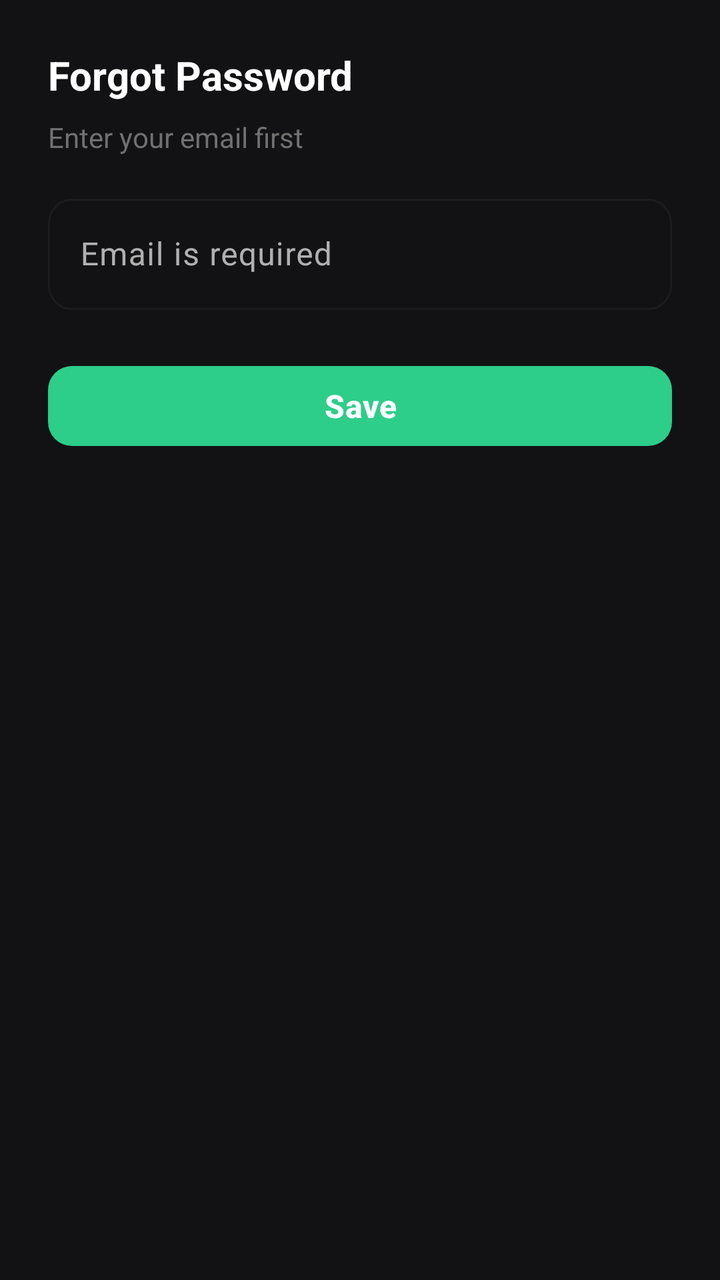
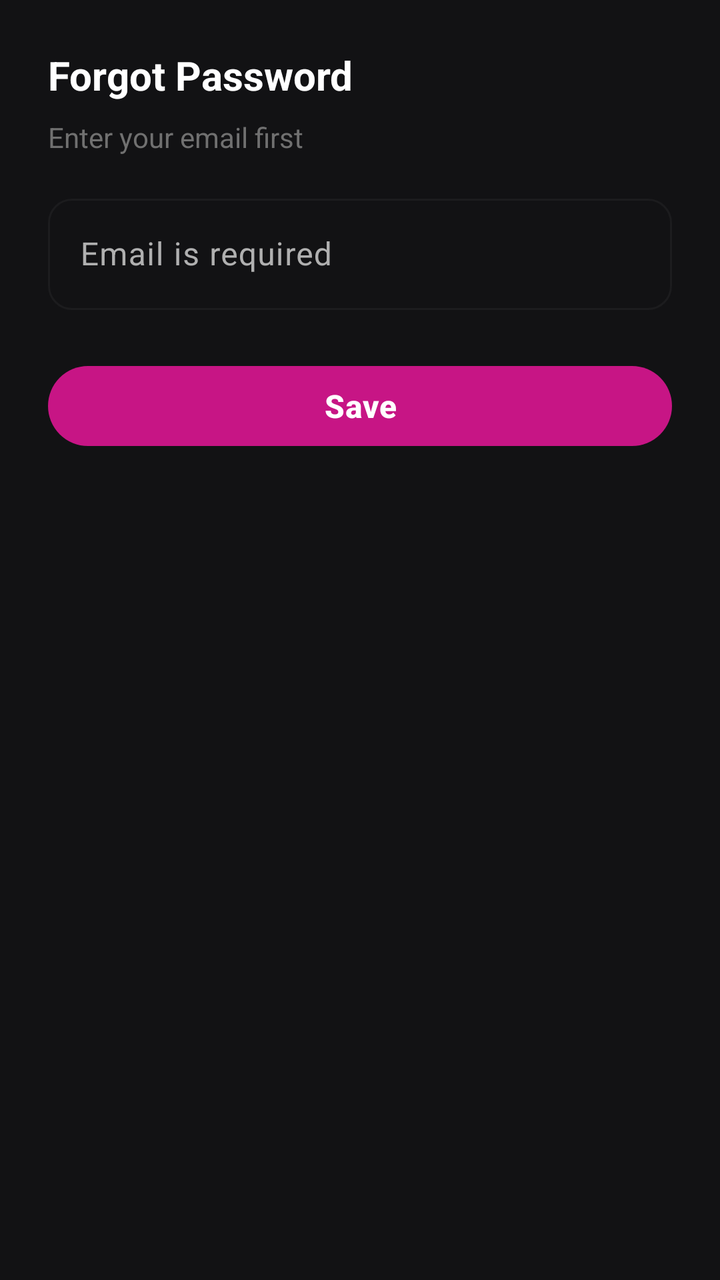

The first picture is an Android layout as it rendered before a commit; the second is the same layout after the commit. The layout source and the unified diff follow.
<!-- AndroidManifest.xml: application theme Theme.BeatHouse.Splash -->
<!-- res/layout/dialog_forgot_password.xml -->
<?xml version="1.0" encoding="utf-8"?>
<LinearLayout xmlns:android="http://schemas.android.com/apk/res/android"
    xmlns:app="http://schemas.android.com/apk/res-auto"
    android:layout_width="match_parent"
    android:layout_height="wrap_content"
    android:orientation="vertical"
    android:padding="24dp"
    android:background="@color/surface">

    <TextView
        android:layout_width="wrap_content"
        android:layout_height="wrap_content"
        android:text="@string/forgot_password"
        android:textSize="20sp"
        android:textStyle="bold"
        android:textColor="@color/on_surface" />

    <TextView
        android:layout_width="wrap_content"
        android:layout_height="wrap_content"
        android:layout_marginTop="8dp"
        android:text="@string/enter_email_first"
        android:textSize="14sp"
        android:textColor="@color/on_surface_secondary" />

    <com.google.android.material.textfield.TextInputLayout
        android:id="@+id/emailLayout"
        style="@style/Widget.Material3.TextInputLayout.OutlinedBox"
        android:layout_width="match_parent"
        android:layout_height="wrap_content"
        android:layout_marginTop="16dp"
        app:boxCornerRadiusBottomEnd="12dp"
        app:boxCornerRadiusBottomStart="12dp"
        app:boxCornerRadiusTopEnd="12dp"
        app:boxCornerRadiusTopStart="12dp">

        <com.google.android.material.textfield.TextInputEditText
            android:id="@+id/etEmail"
            android:layout_width="match_parent"
            android:layout_height="wrap_content"
            android:hint="@string/email_required"
            android:inputType="textEmailAddress" />

    </com.google.android.material.textfield.TextInputLayout>

    <com.google.android.material.button.MaterialButton
        android:id="@+id/btnReset"
        android:layout_width="match_parent"
        android:layout_height="wrap_content"
        android:layout_marginTop="24dp"
        android:text="@string/save"
        app:cornerRadius="12dp" />

</LinearLayout>
<!-- resources referenced by this layout -->
<resources>
  <color name="on_surface">#FFFFFF</color>
  <color name="on_surface_secondary">#707070</color>
  <color name="surface">#121214</color>
  <string name="email_required">Email is required</string>
  <string name="enter_email_first">Enter your email first</string>
  <string name="forgot_password">Forgot Password</string>
  <string name="save">Save</string>
  <style name="Theme.BeatHouse.Splash" parent="Theme.BeatHouse">
          <item name="android:windowBackground">@color/background</item>
      </style>
  <color name="background">#0B0B0D</color>
  <color name="primary">#2DCE89</color>
  <color name="primary_container">#004D40</color>
  <color name="on_primary">#FFFFFF</color>
  <color name="secondary">#8E8E93</color>
  <color name="secondary_container">#1C1C1E</color>
  <color name="on_secondary">#FFFFFF</color>
  <color name="error">#FF453A</color>
  <color name="error_container">#330000</color>
  <color name="surface_variant">#1A1A1C</color>
  <color name="on_surface_variant">#B0B0B0</color>
  <color name="outline">#1C1C1E</color>
  <style name="Animation.BeatHouse" parent="@android:style/Animation.Activity">
          <item name="android:activityOpenEnterAnimation">@anim/slide_in_right</item>
          <item name="android:activityOpenExitAnimation">@anim/slide_out_left</item>
          <item name="android:activityCloseEnterAnimation">@anim/slide_in_left</item>
          <item name="android:activityCloseExitAnimation">@anim/slide_out_right</item>
          <item name="android:windowEnterAnimation">@anim/fade_in</item>
          <item name="android:windowExitAnimation">@anim/fade_out</item>
      </style>
  <style name="Widget.BeatHouse.Button" parent="Widget.Material3.Button">
          <item name="android:textSize">16sp</item>
          <item name="android:textStyle">bold</item>
          <item name="cornerRadius">12dp</item>
          <item name="iconGravity">textStart</item>
          <item name="iconPadding">8dp</item>
          <item name="android:insetTop">4dp</item>
          <item name="android:insetBottom">4dp</item>
          <item name="backgroundTint">@color/primary</item>
          <item name="android:textColor">@color/on_primary</item>
      </style>
  <style name="Widget.BeatHouse.Card" parent="Widget.Material3.CardView.Elevated">
          <item name="cardCornerRadius">16dp</item>
          <item name="cardElevation">0dp</item>
          <item name="strokeColor">@color/outline</item>
          <item name="strokeWidth">1dp</item>
          <item name="cardBackgroundColor">@color/surface_container</item>
      </style>
  <style name="Widget.BeatHouse.BottomNavigation" parent="Widget.Material3.BottomNavigationView">
          <item name="itemIconTint">@color/bottom_nav_icon_tint</item>
          <item name="itemTextColor">@color/bottom_nav_text_tint</item>
          <item name="itemBackground">@color/surface</item>
          <item name="android:background">@color/surface</item>
          <item name="elevation">0dp</item>
          <item name="itemPaddingTop">12dp</item>
          <item name="itemPaddingBottom">12dp</item>
      </style>
  <style name="Widget.BeatHouse.AppBarLayout" parent="Widget.Material3.AppBarLayout">
          <item name="android:background">@color/surface</item>
          <item name="backgroundTint">@color/surface</item>
      </style>
  <style name="Widget.BeatHouse.Chip" parent="Widget.Material3.Chip.Filter">
          <item name="chipCornerRadius">12dp</item>
          <item name="chipStrokeColor">@color/outline</item>
          <item name="chipStrokeWidth">1dp</item>
          <item name="android:textColor">@color/on_surface_variant</item>
          <item name="chipBackgroundColor">@color/surface_container</item>
          <item name="checkedIconTint">@color/primary</item>
          <item name="android:textSize">14sp</item>
      </style>
  <color name="surface_container">#1C1C1E</color>
  <!-- unchanged entries left out for length: 1 -->
</resources>

<!-- the commit's change to res/layout/dialog_forgot_password.xml (unified diff, before → after) -->
@@ -49,6 +49,6 @@
         android:layout_height="wrap_content"
         android:layout_marginTop="24dp"
         android:text="@string/save"
-        app:cornerRadius="12dp" />
+        app:cornerRadius="24dp" />
 
 </LinearLayout>
<!-- resource entries referenced after the edit -->
@@ -11,8 +11,8 @@
           <item name="android:windowBackground">@color/background</item>
       </style>
   <color name="background">#0B0B0D</color>
-  <color name="primary">#2DCE89</color>
-  <color name="primary_container">#004D40</color>
+  <color name="primary">#C71585</color>
+  <color name="primary_container">#4D0033</color>
   <color name="on_primary">#FFFFFF</color>
   <color name="secondary">#8E8E93</color>
   <color name="secondary_container">#1C1C1E</color>
@@ -33,7 +33,7 @@
   <style name="Widget.BeatHouse.Button" parent="Widget.Material3.Button">
           <item name="android:textSize">16sp</item>
           <item name="android:textStyle">bold</item>
-          <item name="cornerRadius">12dp</item>
+          <item name="cornerRadius">24dp</item>
           <item name="iconGravity">textStart</item>
           <item name="iconPadding">8dp</item>
           <item name="android:insetTop">4dp</item>
@@ -42,7 +42,7 @@
           <item name="android:textColor">@color/on_primary</item>
       </style>
   <style name="Widget.BeatHouse.Card" parent="Widget.Material3.CardView.Elevated">
-          <item name="cardCornerRadius">16dp</item>
+          <item name="cardCornerRadius">28dp</item>
           <item name="cardElevation">0dp</item>
           <item name="strokeColor">@color/outline</item>
           <item name="strokeWidth">1dp</item>
@@ -51,18 +51,19 @@
   <style name="Widget.BeatHouse.BottomNavigation" parent="Widget.Material3.BottomNavigationView">
           <item name="itemIconTint">@color/bottom_nav_icon_tint</item>
           <item name="itemTextColor">@color/bottom_nav_text_tint</item>
-          <item name="itemBackground">@color/surface</item>
-          <item name="android:background">@color/surface</item>
+          <item name="itemBackground">@android:color/transparent</item>
+          <item name="android:background">@android:color/transparent</item>
           <item name="elevation">0dp</item>
           <item name="itemPaddingTop">12dp</item>
           <item name="itemPaddingBottom">12dp</item>
+          <item name="labelVisibilityMode">unlabeled</item>
       </style>
   <style name="Widget.BeatHouse.AppBarLayout" parent="Widget.Material3.AppBarLayout">
           <item name="android:background">@color/surface</item>
           <item name="backgroundTint">@color/surface</item>
       </style>
   <style name="Widget.BeatHouse.Chip" parent="Widget.Material3.Chip.Filter">
-          <item name="chipCornerRadius">12dp</item>
+          <item name="chipCornerRadius">20dp</item>
           <item name="chipStrokeColor">@color/outline</item>
           <item name="chipStrokeWidth">1dp</item>
           <item name="android:textColor">@color/on_surface_variant</item>
